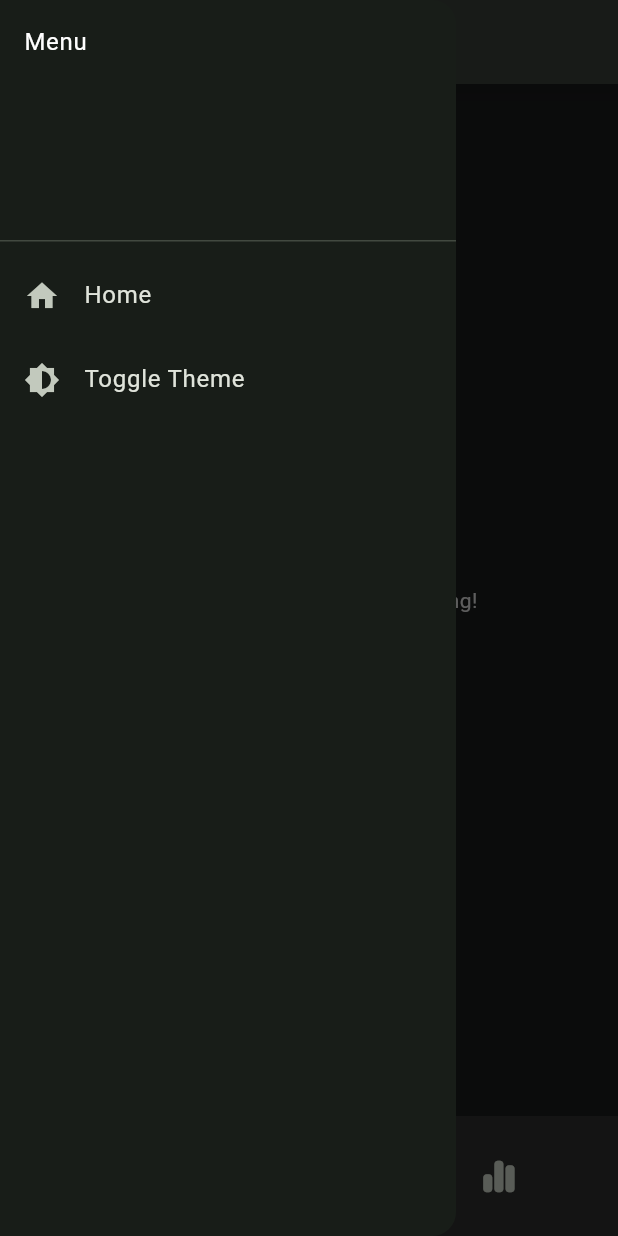
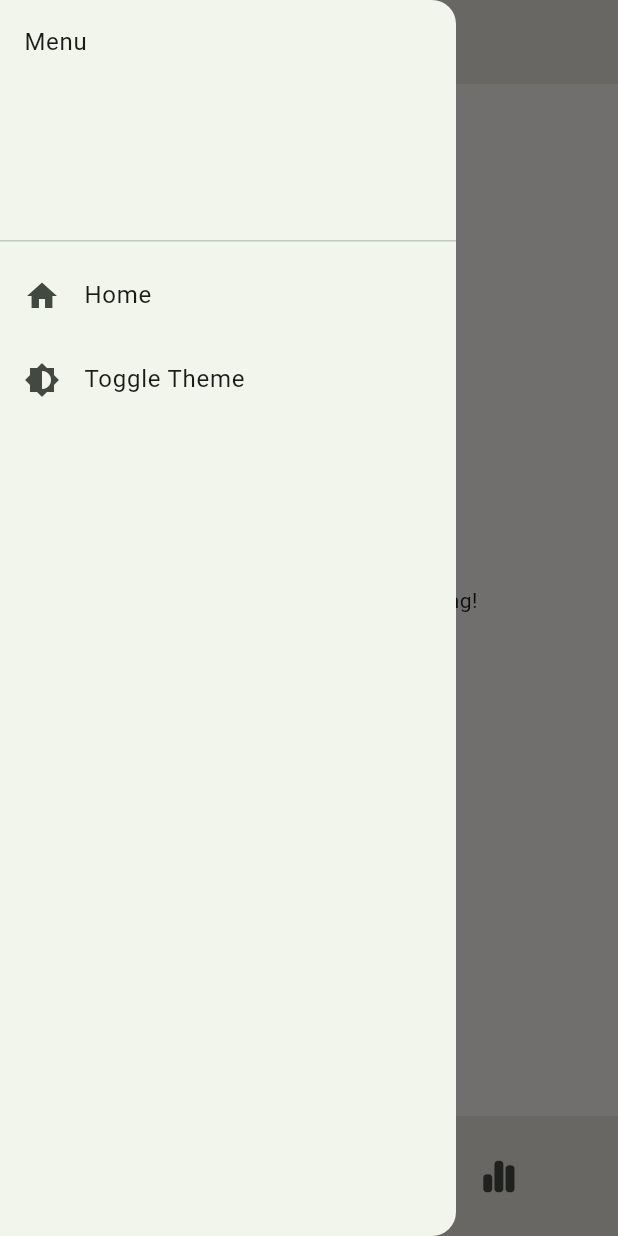
Before and after one commit to krishnakireeti-2k7/task_tracker, a Flutter app: the screen it shows after launch, with the side drawer open, on a phone screen of 412 x 824 dp. Run offline on Flutter 3.47's test engine with Material 3 defaults, Android fonts, the phone set to English and light mode, and no system bars; our stand-ins replace flutter_riverpod, font_awesome_flutter, hive, hive_flutter; accounts and stored records are empty.

```diff
--- a/lib/models/task.dart
+++ b/lib/models/task.dart
@@ -16,10 +16,15 @@ class Task extends HiveObject {
   @HiveField(3)
   String? description;
 
+  @HiveField(4)
+  Duration duration;
+
+
   Task({
     required this.title,
     required this.startTime,
     required this.endTime,
     required this.description,
+    this.duration = Duration.zero,
   });
 }
--- a/lib/providers/theme_provider.dart
+++ b/lib/providers/theme_provider.dart
@@ -83,5 +83,5 @@ final appThemes = {
 
 };
 final themeProvider = StateProvider<AppThemeModes>((ref) {
-  return AppThemeModes.dark;
+  return AppThemeModes.light;
 });
--- a/lib/screens/home_screen.dart
+++ b/lib/screens/home_screen.dart
@@ -40,15 +40,14 @@ class HomeScreen extends ConsumerWidget {
                       );
                     },
                   ))
-              : Center(
-                child: Text('Analytics'),
-              ), // Replace with your settings widget
+              : Container(), // Replace with your settings widget
       floatingActionButton: FloatingActionButton(
         onPressed: () {
           Navigator.push(
             context,
             MaterialPageRoute(builder: (_) => TaskTrackingScreen()),
           );
+          ref.invalidate(taskProvider);
         },
         child: Icon(Icons.add),
       ),
```
Also changed, not shown: lib/screens/task_tracking_screen.dart (+41 -9 lines), lib/widgets/show_task_details.dart (+27 -0 lines), lib/widgets/task_tile.dart (+4 -3 lines).
